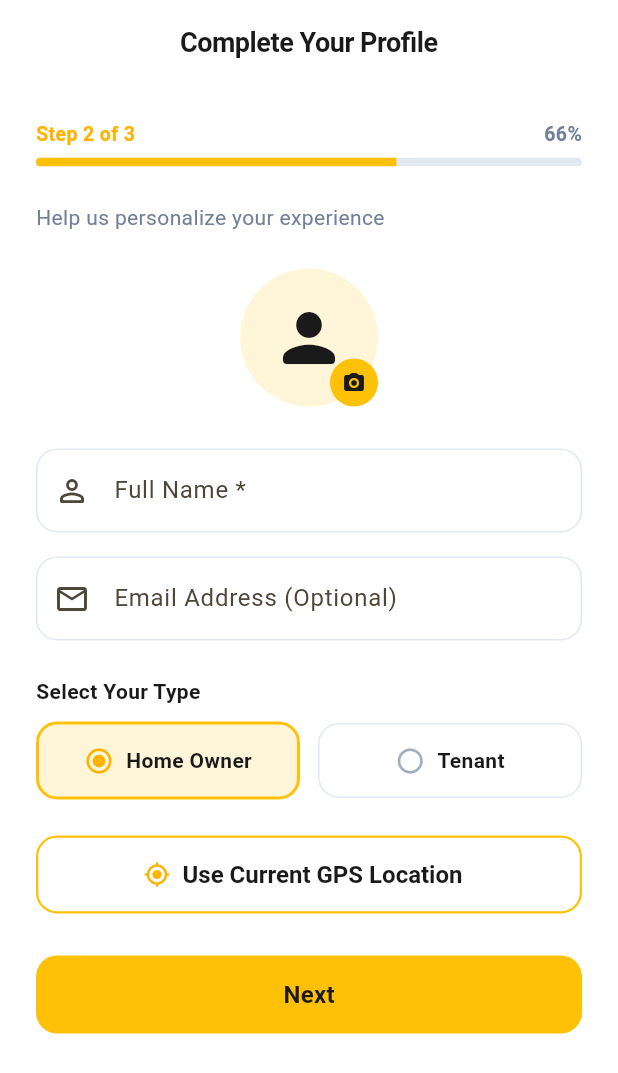
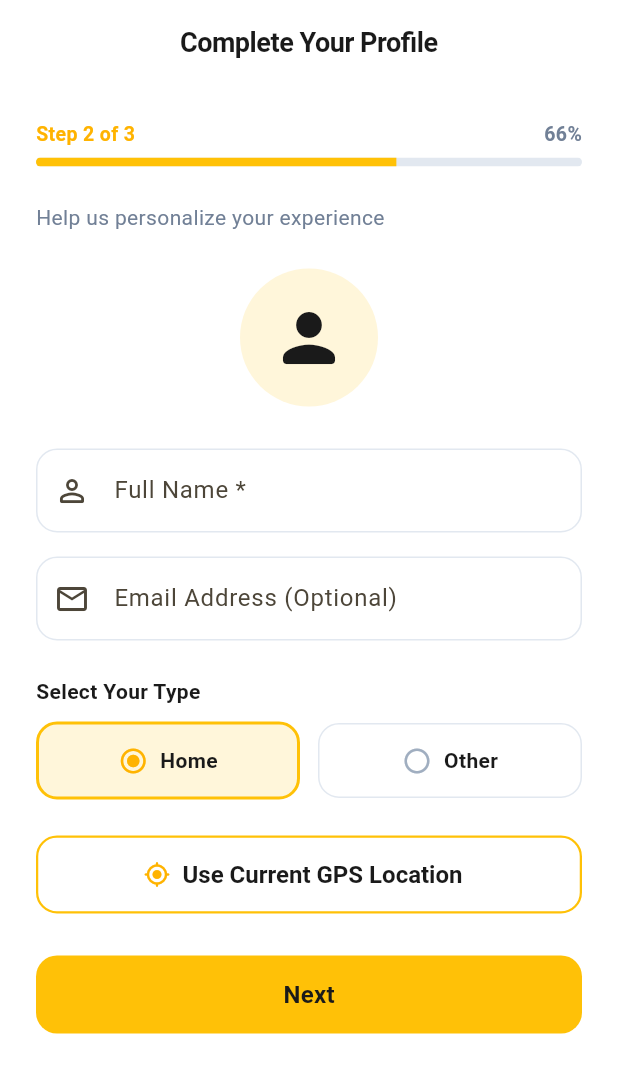
Before and after one commit to teamcloudruletechnologies-ai/service_app_final, a Flutter app: the UserOnboardingScreen screen opened directly, on a phone screen of 412 x 824 dp. Shown: the top 1073 px of the screen. Run offline on Flutter 3.47's test engine with Material 3 defaults, Android fonts, the phone set to English and light mode, and no system bars; our stand-ins replace cached_network_image, firebase_core, firebase_messaging, flutter_local_notifications, flutter_map, geolocator and 5 more; missing offline and left inert: razorpay_flutter; accounts and stored records are empty.

Commit message:
Latest update

```diff
--- a/user_app/lib/screens/user_onboarding_screen.dart
+++ b/user_app/lib/screens/user_onboarding_screen.dart
@@ -24,7 +24,7 @@ class _UserOnboardingScreenState extends State<UserOnboardingScreen> {
   final _stateCtrl = TextEditingController(text: 'Tamil Nadu');
   final _pincodeCtrl = TextEditingController();
 
-  String _userType = 'Home Owner'; // 'Home Owner' or 'Tenant' (Screen 4 Mockup)
+  String _userType = 'Home'; // 'Home' or 'Other'
   bool _loadingLocation = false;
   bool _saving = false;
   double? _lat;
@@ -233,28 +233,12 @@ class _UserOnboardingScreenState extends State<UserOnboardingScreen> {
                 ),
                 const SizedBox(height: 24),
 
-                // Circular Profile Avatar with Camera Badge (Screen 4 Mockup)
+                // Circular Profile Avatar
                 Center(
-                  child: Stack(
-                    children: [
-                      CircleAvatar(
-                        radius: 46,
-                        backgroundColor: AppTheme.primary.withValues(alpha: 0.15),
-                        child: const Icon(Icons.person_rounded, size: 52, color: Color(0xFF1A1A1A)),
-                      ),
-                      Positioned(
-                        bottom: 0,
-                        right: 0,
-                        child: Container(
-                          padding: const EdgeInsets.all(8),
-                          decoration: const BoxDecoration(
-                            color: AppTheme.primary,
-                            shape: BoxShape.circle,
-                          ),
-                          child: const Icon(Icons.camera_alt_rounded, size: 16, color: Color(0xFF1A1A1A)),
-                        ),
-                      ),
-                    ],
+                  child: CircleAvatar(
+                    radius: 46,
+                    backgroundColor: AppTheme.primary.withValues(alpha: 0.15),
+                    child: const Icon(Icons.person_rounded, size: 52, color: Color(0xFF1A1A1A)),
                   ),
                 ),
                 const SizedBox(height: 28),
@@ -283,7 +267,7 @@ class _UserOnboardingScreenState extends State<UserOnboardingScreen> {
                 ),
                 const SizedBox(height: 24),
 
-                // Select Your Type (Home Owner vs Tenant - Screen 4 Mockup)
+                // Select Your Type (Home vs Other)
                 const Text(
                   'Select Your Type',
                   style: TextStyle(fontSize: 14, fontWeight: FontWeight.bold, color: Color(0xFF1A1A1A)),
@@ -293,14 +277,14 @@ class _UserOnboardingScreenState extends State<UserOnboardingScreen> {
                   children: [
                     Expanded(
                       child: GestureDetector(
-                        onTap: () => setState(() => _userType = 'Home Owner'),
+                        onTap: () => setState(() => _userType = 'Home'),
                         child: Container(
                           padding: const EdgeInsets.symmetric(vertical: 14),
                           decoration: BoxDecoration(
-                            color: _userType == 'Home Owner' ? AppTheme.primary.withValues(alpha: 0.15) : Colors.white,
+                            color: _userType == 'Home' ? AppTheme.primary.withValues(alpha: 0.15) : Colors.white,
                             border: Border.all(
-                              color: _userType == 'Home Owner' ? AppTheme.primary : const Color(0xFFE2E8F0),
-                              width: _userType == 'Home Owner' ? 2 : 1,
+                              color: _userType == 'Home' ? AppTheme.primary : const Color(0xFFE2E8F0),
+                              width: _userType == 'Home' ? 2 : 1,
                             ),
                             borderRadius: BorderRadius.circular(14),
                           ),
@@ -308,12 +292,12 @@ class _UserOnboardingScreenState extends State<UserOnboardingScreen> {
                             mainAxisAlignment: MainAxisAlignment.center,
                             children: [
                               Icon(
-                                _userType == 'Home Owner' ? Icons.radio_button_checked : Icons.radio_button_off,
-                                color: _userType == 'Home Owner' ? AppTheme.primaryDark : const Color(0xFFA0AEC0),
+                                _userType == 'Home' ? Icons.radio_button_checked : Icons.radio_button_off,
+                                color: _userType == 'Home' ? AppTheme.primaryDark : const Color(0xFFA0AEC0),
                                 size: 20,
                               ),
                               const SizedBox(width: 8),
-                              const Text('Home Owner', style: TextStyle(fontWeight: FontWeight.bold, fontSize: 14)),
+                              const Text('Home', style: TextStyle(fontWeight: FontWeight.bold, fontSize: 14)),
                             ],
                           ),
                         ),
@@ -322,14 +306,14 @@ class _UserOnboardingScreenState extends State<UserOnboardingScreen> {
                     const SizedBox(width: 12),
                     Expanded(
                       child: GestureDetector(
-                        onTap: () => setState(() => _userType = 'Tenant'),
+                        onTap: () => setState(() => _userType = 'Other'),
                         child: Container(
                           padding: const EdgeInsets.symmetric(vertical: 14),
                           decoration: BoxDecoration(
-                            color: _userType == 'Tenant' ? AppTheme.primary.withValues(alpha: 0.15) : Colors.white,
+                            color: _userType == 'Other' ? AppTheme.primary.withValues(alpha: 0.15) : Colors.white,
                             border: Border.all(
-                              color: _userType == 'Tenant' ? AppTheme.primary : const Color(0xFFE2E8F0),
-                              width: _userType == 'Tenant' ? 2 : 1,
+                              color: _userType == 'Other' ? AppTheme.primary : const Color(0xFFE2E8F0),
+                              width: _userType == 'Other' ? 2 : 1,
                             ),
                             borderRadius: BorderRadius.circular(14),
                           ),
@@ -337,12 +321,12 @@ class _UserOnboardingScreenState extends State<UserOnboardingScreen> {
                             mainAxisAlignment: MainAxisAlignment.center,
                             children: [
                               Icon(
-                                _userType == 'Tenant' ? Icons.radio_button_checked : Icons.radio_button_off,
-                                color: _userType == 'Tenant' ? AppTheme.primaryDark : const Color(0xFFA0AEC0),
+                                _userType == 'Other' ? Icons.radio_button_checked : Icons.radio_button_off,
+                                color: _userType == 'Other' ? AppTheme.primaryDark : const Color(0xFFA0AEC0),
                                 size: 20,
                               ),
                               const SizedBox(width: 8),
-                              const Text('Tenant', style: TextStyle(fontWeight: FontWeight.bold, fontSize: 14)),
+                              const Text('Other', style: TextStyle(fontWeight: FontWeight.bold, fontSize: 14)),
                             ],
                           ),
                         ),
```
